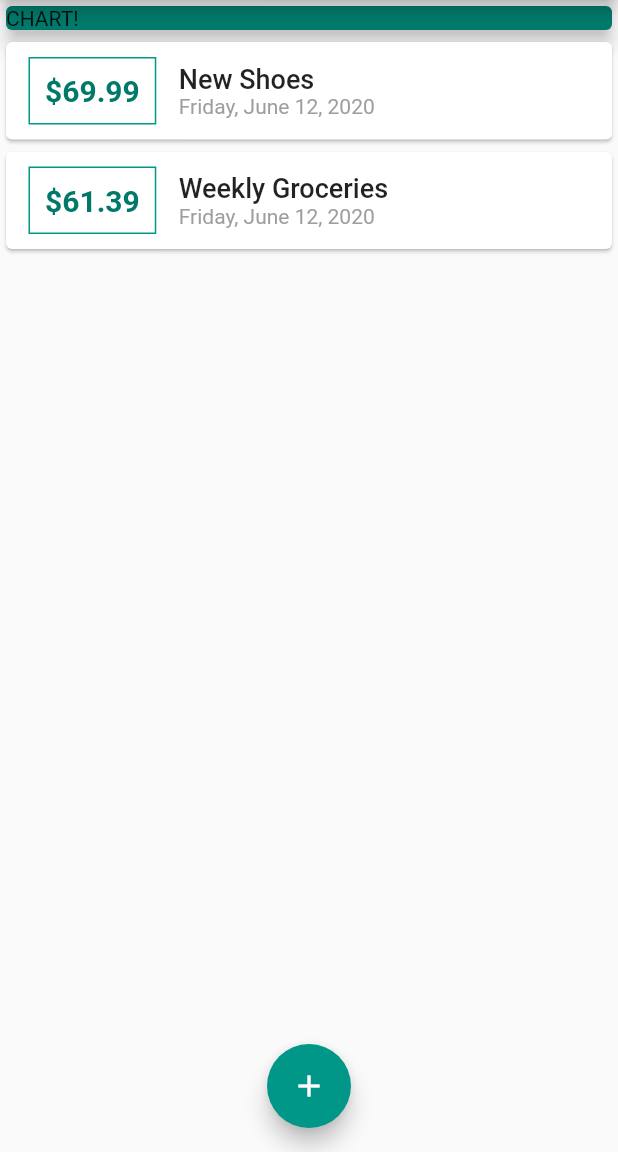
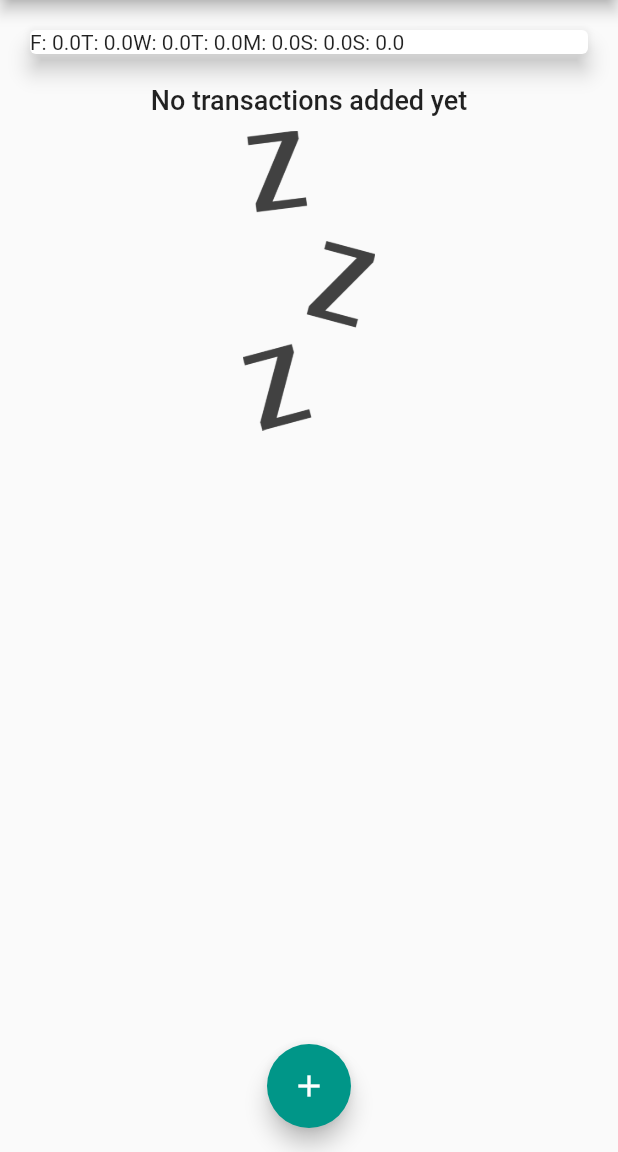
Before and after one commit to sarahmajeed/expense-planner, a Flutter app: the screen it shows after launch, on a phone screen of 412 x 824 dp, the part 84-1236 px from its top. Run offline on Flutter 3.47's test engine with Material 2 defaults, Android fonts, the phone set to English and light mode, and no system bars; Roboto replaces fonts that are missing (OpenSans-Bold).

Commit message:
Making the chart

```diff
--- a/lib/main.dart
+++ b/lib/main.dart
@@ -2,6 +2,7 @@ import 'package:flutter/material.dart';
 import './widgets/transaction_list.dart';
 import './widgets/new_transaction.dart';
 import './models/transaction.dart';
+import './widgets/chart.dart';
 
 void main() => runApp(MyApp());
 
@@ -15,9 +16,9 @@ class MyApp extends StatelessWidget {
           fontFamily: 'Quicksand',
           appBarTheme: AppBarTheme(
               textTheme: ThemeData.light().textTheme.copyWith(
-                  title: TextStyle(fontFamily: 'OpenSans', fontSize: 20))),
+                  headline6: TextStyle(fontFamily: 'OpenSans', fontSize: 20))),
           textTheme: ThemeData.light().textTheme.copyWith(
-              title: TextStyle(fontFamily: 'OpenSans-Bold', fontSize: 18))),
+              headline6: TextStyle(fontFamily: 'OpenSans-Bold', fontSize: 18))),
       home: HomePage(),
     );
   }
@@ -30,14 +31,20 @@ class HomePage extends StatefulWidget {
 
 class _HomePageState extends State<HomePage> {
   final List<Transaction> _userTransactions = [
-    Transaction(
-        id: 't1', title: 'New Shoes', amount: 69.99, date: DateTime.now()),
-    Transaction(
-        id: 't2',
-        title: 'Weekly Groceries',
-        amount: 61.39,
-        date: DateTime.now())
+    // Transaction(
+    //     id: 't1', title: 'New Shoes', amount: 69.99, date: DateTime.now()),
+    // Transaction(
+    //     id: 't2',
+    //     title: 'Weekly Groceries',
+    //     amount: 61.39,
+    //     date: DateTime.now())
   ];
+
+  List<Transaction> get _recentTransactions {
+    return _userTransactions.where((tx) {
+      return tx.date.isAfter(DateTime.now().subtract(Duration(days: 7)));
+    }).toList();
+  }
 
   void _addNewTransaction(String txTitle, double txAmount) {
     final newTx = Transaction(
@@ -80,15 +87,7 @@ class _HomePageState extends State<HomePage> {
           child: Column(
         crossAxisAlignment: CrossAxisAlignment.stretch,
         children: <Widget>[
-          Container(
-            width: double.infinity,
-            //height: 100,
-            child: Card(
-              color: Theme.of(context).primaryColorDark,
-              child: Text('CHART!'),
-              elevation: 5,
-            ),
-          ),
+          Chart(_recentTransactions),
           TransactionList(_userTransactions)
         ],
       )),
--- /dev/null
+++ b/lib/widgets/chart.dart
@@ -0,0 +1,43 @@
+import 'package:flutter/material.dart';
+import 'package:intl/intl.dart';
+import '../models/transaction.dart';
+
+class Chart extends StatelessWidget {
+  final List<Transaction> recentTransactions;
+  Chart(this.recentTransactions);
+
+  List<Map<String, Object>> get groupedTransactionValues {
+    return List.generate(7, (index) {
+      final weekDay = DateTime.now().subtract(Duration(days: index));
+      var totalSum = 0.0;
+
+      for (var i = 0; i < recentTransactions.length; i++) {
+        if (recentTransactions[i].date.day == weekDay.day &&
+            recentTransactions[i].date.month == weekDay.month &&
+            recentTransactions[i].date.year == weekDay.year) {
+          totalSum += recentTransactions[i].amount;
+        }
+      }
+      print(DateFormat.E().format(weekDay));
+      print(totalSum);
+
+      return {
+        'day': DateFormat.E().format(weekDay).substring(0, 1),
+        'amount': totalSum
+      };
+    });
+  }
+
+  @override
+  Widget build(BuildContext context) {
+    print(groupedTransactionValues);
+    return Card(
+      elevation: 6,
+      margin: EdgeInsets.all(20),
+      child: Row(
+          children: groupedTransactionValues.map((data) {
+        return Text('${data['day']}: ${data['amount']}');
+      }).toList()),
+    );
+  }
+}
--- a/lib/widgets/transaction_list.dart
+++ b/lib/widgets/transaction_list.dart
@@ -12,17 +12,37 @@ class TransactionList extends StatelessWidget {
   Widget build(BuildContext context) {
     return Container(
         height: 300,
-        child: ListView.builder(
+        child: transactions.isEmpty
+            ? Column(
+                children: <Widget>[
+                  Text(
+                    'No transactions added yet',
+                    style: Theme.of(context).textTheme.headline6,
+                  ),
+                  SizedBox(
+                    height: 10,
+                  ),
+                  Container(
+                    height: 200,
+                    child: Image.asset(
+                      'assets/images/waiting.png',
+                      fit: BoxFit.cover,
+                    ),
+                  )
+                ],
+              )
+            : ListView.builder(
                 itemBuilder: (ctx, index) {
                   return Card(
                       child: Row(
                     children: <Widget>[
                       Container(
-                  margin: EdgeInsets.symmetric(vertical: 10, horizontal: 15),
+                        margin:
+                            EdgeInsets.symmetric(vertical: 10, horizontal: 15),
                         padding: EdgeInsets.all(10),
                         decoration: BoxDecoration(
-                      border:
-                          Border.all(color: Theme.of(context).primaryColor)),
+                            border: Border.all(
+                                color: Theme.of(context).primaryColor)),
                         child: Text(
                           '\$${transactions[index].amount}',
                           style: TextStyle(
@@ -36,10 +56,11 @@ class TransactionList extends StatelessWidget {
                         children: <Widget>[
                           Text(
                             transactions[index].title.toString(),
-                      style: Theme.of(context).textTheme.title,
+                            style: Theme.of(context).textTheme.headline6,
                           ),
                           Text(
-                      DateFormat.yMMMMEEEEd().format(transactions[index].date),
+                            DateFormat.yMMMMEEEEd()
+                                .format(transactions[index].date),
                             style: TextStyle(color: Colors.grey),
                           )
                         ],
--- a/pubspec.yaml
+++ b/pubspec.yaml
@@ -46,9 +46,9 @@ flutter:
   uses-material-design: true
 
   # To add assets to your application, add an assets section, like this:
-  # assets:
-  #   - images/a_dot_burr.jpeg
-  #   - images/a_dot_ham.jpeg
+  assets:
+    - assets/images/waiting.png
+
 
   # An image asset can refer to one or more resolution-specific "variants", see
   # https://flutter.dev/assets-and-images/#resolution-aware.
```
Also changed, not shown: lib/widgets/chart_bar.dart (added, +42 -0 lines), assets/images/waiting.png (added). Lines whose indentation alone changed are shown as unchanged.
